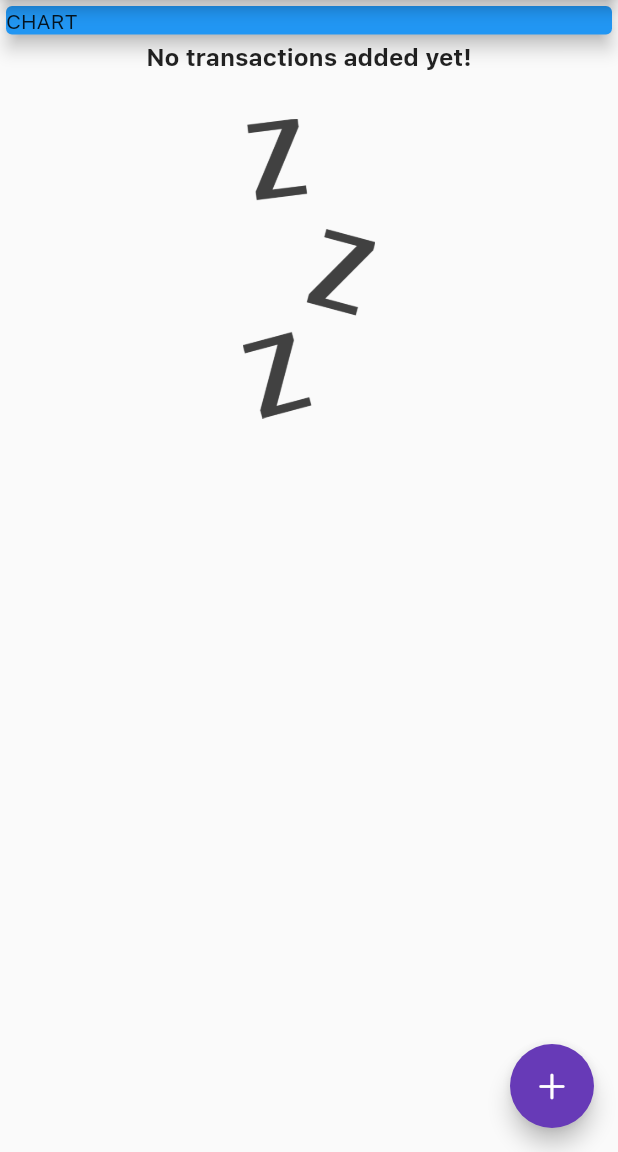
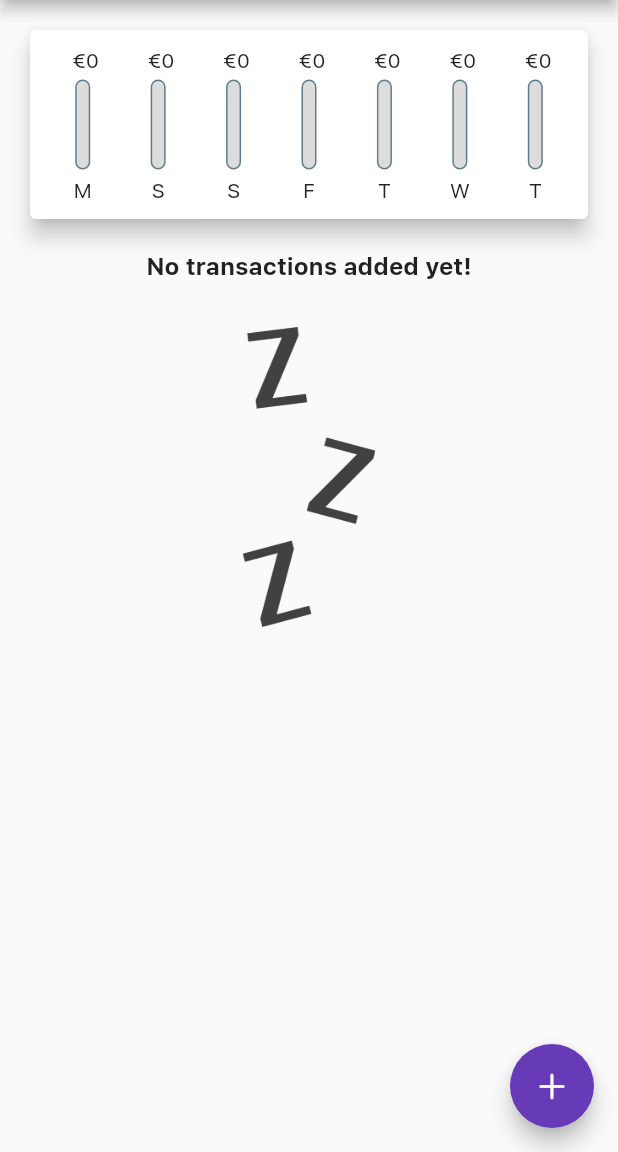
Before and after one commit to r0pe-12/personal_exspenses_app_old, a Flutter app: the screen it shows after launch, on a phone screen of 412 x 824 dp, the part 84-1236 px from its top. Run offline on Flutter 3.47's test engine with Material 2 defaults, Android fonts, the phone set to English and light mode, and no system bars.

Commit message:
done with chart i think so

```diff
--- a/lib/main.dart
+++ b/lib/main.dart
@@ -6,6 +6,7 @@ import 'package:flutter/material.dart';
 import 'models/transaction.dart';
 import 'widgets/new_transaction.dart';
 import 'widgets/transaction_list.dart';
+import 'widgets/chart.dart';
 
 void main(List<String> args) {
   runApp(const MyApp());
@@ -44,7 +45,7 @@ class _MyHomePageState extends State<MyHomePage> {
   //     id: 't1',
   //     title: 'New shoes',
   //     amount: 69.90,
-  //     date: DateTime.now(),
+  //     date: DateTime.now().subtract(Duration(days: 1)),
   //   ),
   //   Transaction(
   //     id: 't2',
@@ -86,6 +87,14 @@ class _MyHomePageState extends State<MyHomePage> {
 
   final List<Transaction> _userTransactions = [];
 
+  List<Transaction> get _recentTransactions {
+    return _userTransactions.where((tx) {
+      return tx.date.isAfter(
+        DateTime.now().subtract(Duration(days: 7)),
+      );
+    }).toList();
+  }
+
   void _addNewTransaction(String title, double amount) {
     final newTx = Transaction(
       id: DateTime.now().toString(),
@@ -125,13 +134,10 @@ class _MyHomePageState extends State<MyHomePage> {
         child: Column(
           children: <Widget>[
             SizedBox(
-              width: double.infinity,
-              child: Card(
-                elevation: 5,
-                color: Colors.blue,
-                child: Text('CHART'),
-              ),
-            ),
+                width: double.infinity,
+                child: Chart(
+                  recentTransactions: _recentTransactions,
+                )),
             TransactionList(userTransactions: _userTransactions),
           ],
         ),
--- /dev/null
+++ b/lib/widgets/chart.dart
@@ -0,0 +1,65 @@
+// ignore_for_file: prefer_const_constructors, prefer_const_literals_to_create_immutables
+
+import 'package:flutter/material.dart';
+import 'package:intl/intl.dart';
+
+import 'chart_bar.dart';
+import '../models/transaction.dart';
+
+class Chart extends StatelessWidget {
+  final List<Transaction> recentTransactions;
+  const Chart({super.key, required this.recentTransactions});
+
+  List<Map<String, Object>> get groupedTransactions {
+    return List.generate(7, (index) {
+      final weekDay = DateTime.now().subtract(Duration(days: index));
+      double totalSum = 0.0;
+
+      for (var i = 0; i < recentTransactions.length; i++) {
+        if (recentTransactions[i].date.day == weekDay.day &&
+            recentTransactions[i].date.month == weekDay.month &&
+            recentTransactions[i].date.year == weekDay.year) {
+          totalSum += recentTransactions[i].amount;
+        }
+      }
+      return {
+        'day': DateFormat.E().format(weekDay).substring(0, 1),
+        'amount': totalSum,
+      };
+    });
+  }
+
+  double get totalSpending {
+    return groupedTransactions.fold(0.0, (sum, item) {
+      return sum + (item['amount'] as double);
+    });
+  }
+
+  @override
+  Widget build(BuildContext context) {
+    return Card(
+      elevation: 6,
+      margin: EdgeInsets.all(20),
+      child: Container(
+        padding: EdgeInsets.all(10),
+        child: Row(
+          mainAxisAlignment: MainAxisAlignment.spaceAround,
+          children: <Widget>[
+            ...groupedTransactions.map((data) {
+              return Flexible(
+                fit: FlexFit.tight,
+                child: ChartBar(
+                    data['day'].toString(),
+                    double.parse(data['amount'].toString()),
+                    totalSpending == 0.0
+                        ? 0.0
+                        : (data['amount'] as double) / totalSpending),
+              );
+              // return Text('${data['day']}: ${data['amount']}');
+            }).toList(),
+          ],
+        ),
+      ),
+    );
+  }
+}
--- /dev/null
+++ b/lib/widgets/chart_bar.dart
@@ -0,0 +1,48 @@
+// ignore_for_file: prefer_const_literals_to_create_immutables, prefer_const_constructors
+
+import 'package:flutter/material.dart';
+
+class ChartBar extends StatelessWidget {
+  final String label;
+  final double spendingAmount;
+  final double spendingPctOfTotal;
+  const ChartBar(this.label, this.spendingAmount, this.spendingPctOfTotal,
+      {super.key});
+  @override
+  Widget build(BuildContext context) {
+    return Column(
+      children: <Widget>[
+        FittedBox(
+          child: Text(' €${spendingAmount.toStringAsFixed(0)}'),
+        ),
+        SizedBox(height: 4),
+        SizedBox(
+          height: 60,
+          width: 10,
+          child: Stack(
+            children: <Widget>[
+              Container(
+                decoration: BoxDecoration(
+                  border: Border.all(color: Colors.blueGrey, width: 1.0),
+                  color: Color.fromRGBO(220, 220, 220, 1),
+                  borderRadius: BorderRadius.circular(10),
+                ),
+              ),
+              FractionallySizedBox(
+                heightFactor: spendingPctOfTotal,
+                child: Container(
+                  decoration: BoxDecoration(
+                    color: Theme.of(context).primaryColor,
+                    borderRadius: BorderRadius.circular(10),
+                  ),
+                ),
+              ),
+            ],
+          ),
+        ),
+        SizedBox(height: 4),
+        Text(label),
+      ],
+    );
+  }
+}
--- a/lib/widgets/transaction_list.dart
+++ b/lib/widgets/transaction_list.dart
@@ -30,6 +30,7 @@ class TransactionList extends StatelessWidget {
                             color: Theme.of(context).primaryColorLight,
                             width: 2,
                           ),
+                          borderRadius: BorderRadius.circular(10),
                         ),
                         child: Text(
                           style: TextStyle(
```
